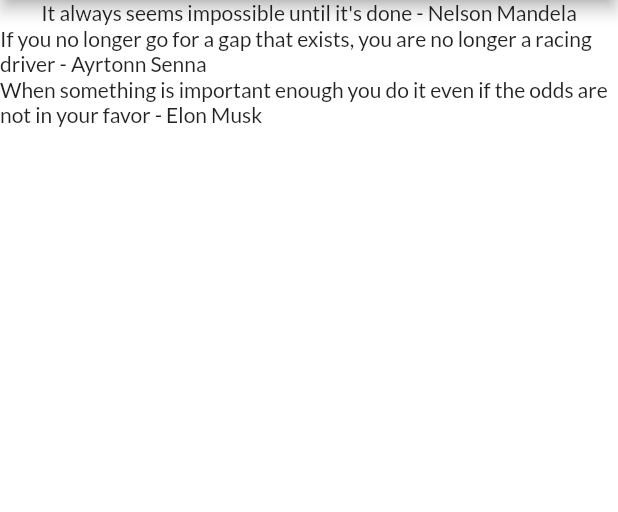
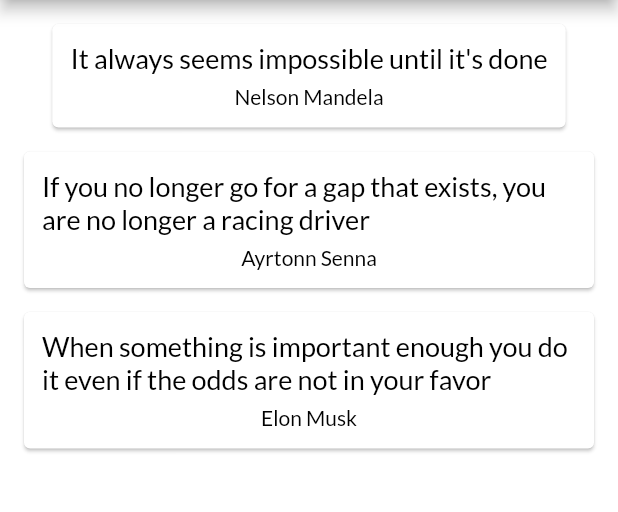
Before and after one commit to JBW7/flutter-apps, a Flutter app: the screen it shows after launch, on a phone screen of 412 x 824 dp, the part 84-596 px from its top. Run offline on Flutter 3.47's test engine with Material 2 defaults, Android fonts, the phone set to English and light mode, and no system bars.

Commit message:
added widgets

```diff
--- a/quotes_app/lib/main.dart
+++ b/quotes_app/lib/main.dart
@@ -22,6 +22,47 @@
     Quote (author: "Elon Musk", text: "When something is important enough you do it even if the odds are not in your favor"),
   ];
 
+  Widget quote_template (quote) {
+    return Card(
+      margin: EdgeInsets.fromLTRB(16, 16, 16, 0),
+      child: Padding(
+        padding: const EdgeInsets.all(12),
+        child: Column(
+        children: <Widget>[
+
+          Text(
+            quote.text,
+            style: TextStyle(
+              fontSize: 18,
+              color: Colors.black
+            ),
+          ),
+
+          SizedBox(
+            height: 6,
+            child: const DecoratedBox(
+              decoration: const BoxDecoration(
+                color: Colors.black
+              ),
+            ),
+          ),
+
+          Text(
+            quote.author,
+            style: TextStyle(
+              fontSize: 14,
+              color: Colors.black
+            ),
+          )
+
+        ],
+      ),
+
+      )
+
+    );
+  }
+
 
   @override
   Widget build(BuildContext context) {
@@ -37,7 +78,7 @@
 
       body: Column(
 
-        children: quotes.map((quote) => Text('${quote.text} - ${quote.author}')).toList(),
+        children: quotes.map((quote) => quote_template(quote)).toList(),
       ),
 
     );
```
